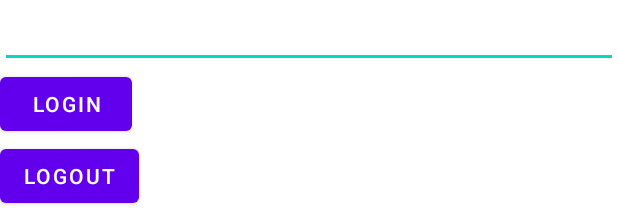
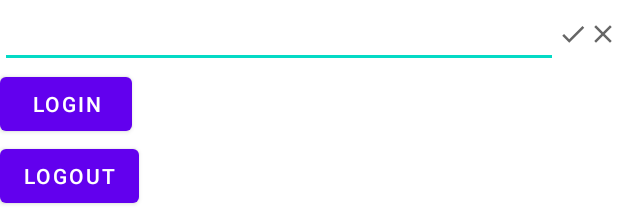
Before and after one commit to BimmerGestalt/HassGestalt, an Android app: the layout fragment_server_config.xml on its own in the app's theme, with its tools: preview values and no code run, on a phone screen of 412 x 824 dp. Shown: the top 215 px of the screen. Run offline under Robolectric (Android 15) with nearby library versions, the phone set to English and light mode, and no system bars.

Commit message:
Validate the server name before showing the Login button

```diff
--- a/app/src/main/java/io/bimmergestalt/hassgestalt/data/ServerConfig.kt
+++ b/app/src/main/java/io/bimmergestalt/hassgestalt/data/ServerConfig.kt
@@ -16,7 +16,7 @@
 		private val serverNameLive: LiveData<String> = _serverNameLive
 
 		private var authState: AuthState? = null
-			set(value) {field=value; _authStateLive.value=value}
+			set(value) {field=value; _authStateLive.value=value; _flow.value = ServerConfig()}
 		private val _authStateLive = MutableLiveData<AuthState?>(authState)
 		private val authStateLive: LiveData<AuthState?> = _authStateLive
 
@@ -36,6 +36,7 @@
 
 	val flow = ServerConfig.flow
 
+	var isValidServerName = MutableLiveData<Boolean?>(null)
 	val isAuthorized
 		get() = authState?.isAuthorized == true
 
--- a/app/src/main/java/io/bimmergestalt/hassgestalt/phoneui/MainActivity.kt
+++ b/app/src/main/java/io/bimmergestalt/hassgestalt/phoneui/MainActivity.kt
@@ -22,9 +22,11 @@
 		super.onCreate(savedInstanceState)
 		setContentView(R.layout.activity_main)
 
+		/*
 		findViewById<Button>(R.id.btn_click3).setOnClickListener {
 			tryWebsocket()
 		}
+		*/
 	}
 
 	fun tryApi() {
--- a/app/src/main/java/io/bimmergestalt/hassgestalt/phoneui/server_config/ServerConfigViewModel.kt
+++ b/app/src/main/java/io/bimmergestalt/hassgestalt/phoneui/server_config/ServerConfigViewModel.kt
@@ -11,4 +11,5 @@
 
 	val serverName: LiveData<String> = serverConfig.flow.map { it.serverName }.asLiveData()
 	val authenticated: LiveData<Boolean> = serverConfig.flow.map { it.isAuthorized }.asLiveData()
+	val isValid: LiveData<Boolean?> = serverConfig.isValidServerName
 }
--- /dev/null
+++ b/app/src/main/res/drawable/ic_baseline_check_24.xml
@@ -0,0 +1,10 @@
+<vector xmlns:android="http://schemas.android.com/apk/res/android"
+    android:width="24dp"
+    android:height="24dp"
+    android:viewportWidth="24"
+    android:viewportHeight="24"
+    android:tint="?attr/colorControlNormal">
+  <path
+      android:fillColor="@android:color/white"
+      android:pathData="M9,16.17L4.83,12l-1.42,1.41L9,19 21,7l-1.41,-1.41z"/>
+</vector>
--- /dev/null
+++ b/app/src/main/res/drawable/ic_baseline_close_24.xml
@@ -0,0 +1,10 @@
+<vector xmlns:android="http://schemas.android.com/apk/res/android"
+    android:width="24dp"
+    android:height="24dp"
+    android:viewportWidth="24"
+    android:viewportHeight="24"
+    android:tint="?attr/colorControlNormal">
+  <path
+      android:fillColor="@android:color/white"
+      android:pathData="M19,6.41L17.59,5 12,10.59 6.41,5 5,6.41 10.59,12 5,17.59 6.41,19 12,13.41 17.59,19 19,17.59 13.41,12z"/>
+</vector>
--- a/app/src/main/res/layout/activity_main.xml
+++ b/app/src/main/res/layout/activity_main.xml
@@ -14,11 +14,13 @@
         android:layout_width="match_parent"
         android:layout_height="wrap_content"
         android:name="io.bimmergestalt.hassgestalt.phoneui.server_config.ServerConfigFragment" />
+    <!--
     <Button
         android:id="@+id/btn_click3"
         android:layout_width="wrap_content"
         android:layout_height="wrap_content"
         android:text="Try Api" />
+    -->
     <androidx.fragment.app.FragmentContainerView
         android:id="@+id/paneEntityState"
         android:layout_width="match_parent"
--- a/app/src/main/res/layout/fragment_server_config.xml
+++ b/app/src/main/res/layout/fragment_server_config.xml
@@ -13,19 +13,37 @@
     <LinearLayout
         android:orientation="vertical"
         android:layout_width="match_parent"
-        android:layout_height="match_parent">
+        android:layout_height="match_parent"
+        android:layout_marginBottom="16dp">
 
-        <EditText
-            android:id="@+id/txt_instance_url"
+        <LinearLayout
+            android:orientation="horizontal"
+            android:gravity="center_vertical"
             android:layout_width="match_parent"
-            android:layout_height="wrap_content"
-            android:text="@{viewModel.serverName}"
-            android:onTextChanged="@{(text, start, before, count) -> controller.setServerName(text)}"/>
-
+            android:layout_height="wrap_content">
+            <EditText
+                android:id="@+id/txt_instance_url"
+                android:layout_width="0dp"
+                android:layout_height="wrap_content"
+                android:layout_weight="1"
+                android:text="@{viewModel.serverName}"
+                android:onTextChanged="@{(text, start, before, count) -> controller.setServerName(text)}">
+            </EditText>
+            <ImageView
+                android:layout_width="20dp"
+                android:layout_height="wrap_content"
+                android:src="@drawable/ic_baseline_check_24"
+                android:visibility="@{viewModel.isValid() == true}" />
+            <ImageView
+                android:layout_width="20dp"
+                android:layout_height="wrap_content"
+                android:src="@drawable/ic_baseline_close_24"
+                android:visibility="@{viewModel.isValid() == false}" />
+        </LinearLayout>
         <Button
             android:layout_width="wrap_content"
             android:layout_height="wrap_content"
-            android:visibility="@{!viewModel.authenticated}"
+            android:visibility="@{!viewModel.authenticated &amp;&amp; viewModel.isValid()}"
             android:text="Login"
             android:onClick="@{() -> controller.startLogin()}"/>
         <Button
```
Also changed, not shown: app/src/main/java/io/bimmergestalt/hassgestalt/hass/HassApi.kt (+10 -9 lines), app/src/main/java/io/bimmergestalt/hassgestalt/hass/HassWsClient.kt (+44 -1 lines), app/src/main/java/io/bimmergestalt/hassgestalt/phoneui/server_config/ServerConfigController.kt (+13 -1 lines).
